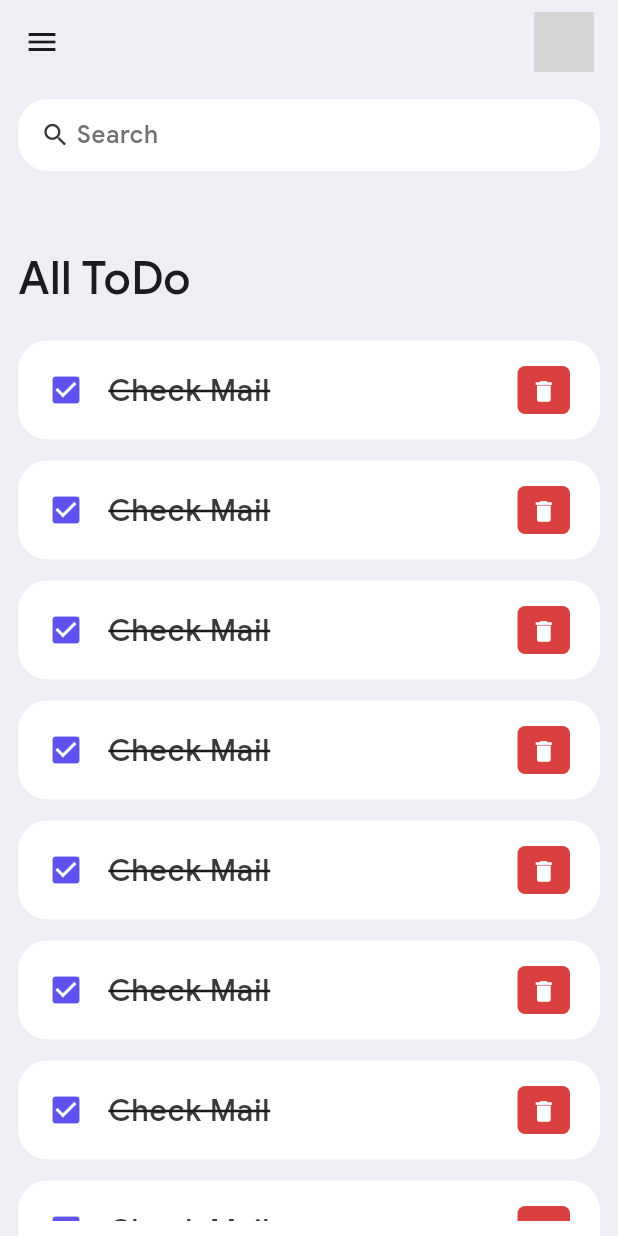
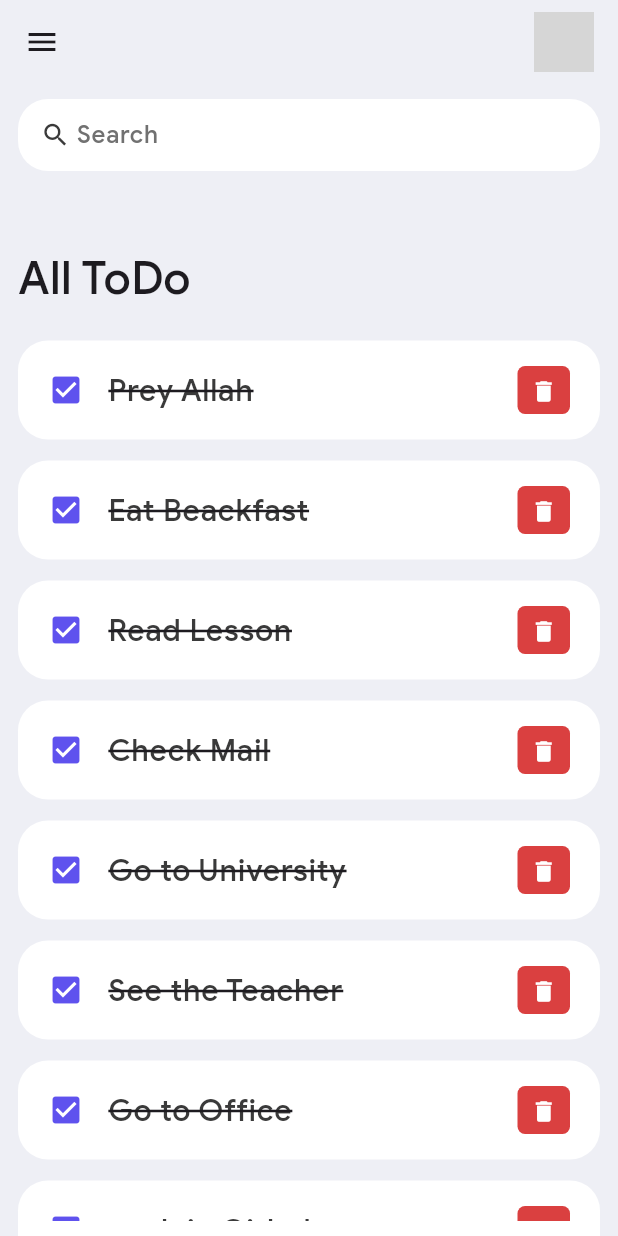
Before and after one commit to Sardar219/To-do-list-App, a Flutter app: the screen it shows after launch, on a phone screen of 412 x 824 dp. Run offline on Flutter 3.47's test engine with Material 3 defaults, Android fonts, the phone set to English and light mode, and no system bars; grey boxes are pictures that could not be loaded.

Commit message:
add to ToDo list from model function

```diff
--- /dev/null
+++ b/lib/Model/todo.dart
@@ -0,0 +1,21 @@
+class Todo{
+  String? id;
+  String? todoText;
+  bool isDone;
+  Todo({
+    required this.id,required this.todoText,this.isDone=false
+});
+  static List<Todo> todoList(){
+    return[
+      Todo(id: "01", todoText: "Prey Allah",isDone: true),
+      Todo(id: "02", todoText: "Eat Beackfast",isDone: true),
+      Todo(id: "03", todoText: "Read Lesson"),
+      Todo(id: "04", todoText: "Check Mail"),
+      Todo(id: "05", todoText: "Go to University",isDone: true),
+      Todo(id: "06", todoText: "See the Teacher"),
+      Todo(id: "07", todoText: "Go to Office",isDone: true),
+      Todo(id: "08", todoText: "push in Github",isDone: true),
+      Todo(id: "09", todoText: "Work on the app",isDone: true),
+    ];
+  }
+}
--- a/lib/home.dart
+++ b/lib/home.dart
@@ -1,13 +1,14 @@
 
-import 'package:flutter/cupertino.dart';
 import 'package:flutter/material.dart';
+import '../Model/todo.dart';
 import 'package:flutter_first/appbar.dart';
 import 'package:flutter_first/color/color.dart';
 import 'package:flutter_first/wigdet/todo_item.dart';
 
 class Home extends StatelessWidget {
-  const Home({super.key});
+  Home({Key? key}):super(key:key);
 
+  final todosList = Todo.todoList();
   @override
   Widget build(BuildContext context) {
     return Scaffold(
@@ -26,14 +27,9 @@ class Home extends StatelessWidget {
                     margin: EdgeInsets.only(top: 50,bottom: 20),
                     child: Text("All ToDo",style: TextStyle(fontSize: 30,fontWeight: FontWeight.w500),),
                   ),
-                  Todo(),
-                  Todo(),
-                  Todo(),
-                  Todo(),
-                  Todo(),
-                  Todo(),
-                  Todo(),
-                  Todo(),
+                  for( Todo todo in todosList)
+                    Todo_Item(todo: todo,),
+
                 ],
               ),
             )
--- a/lib/wigdet/todo_item.dart
+++ b/lib/wigdet/todo_item.dart
@@ -1,9 +1,11 @@
 import 'package:flutter/cupertino.dart';
 import 'package:flutter/material.dart';
+import 'package:flutter_first/Model/todo.dart';
 import 'package:flutter_first/color/color.dart';
 
-class Todo extends StatelessWidget {
-  const Todo({super.key});
+class Todo_Item extends StatelessWidget {
+  final Todo todo;
+  const Todo_Item({Key? key, required this.todo}) : super(key:key);
 
   @override
   Widget build(BuildContext context) {
@@ -19,7 +21,7 @@ class Todo extends StatelessWidget {
         ),
         tileColor: Colors.white,
         leading: Icon(Icons.check_box,color: tdBlue,),
-        title: Text("Check Mail",style: TextStyle(fontSize: 20,color: tdBlack,decoration: TextDecoration.lineThrough),),
+        title: Text(todo.todoText!,style: TextStyle(fontSize: 20,color: tdBlack,decoration: TextDecoration.lineThrough),),
         trailing: Container(
           width: 35,
           height: 35,
```
Also changed, not shown: lib/Model.dart (deleted), lib/todo.dart (deleted).
